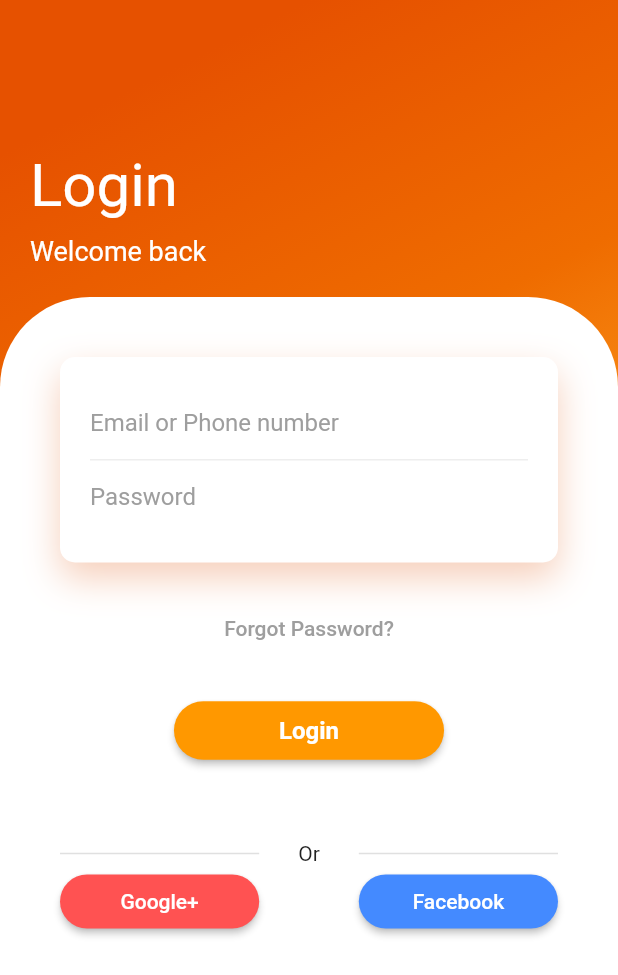
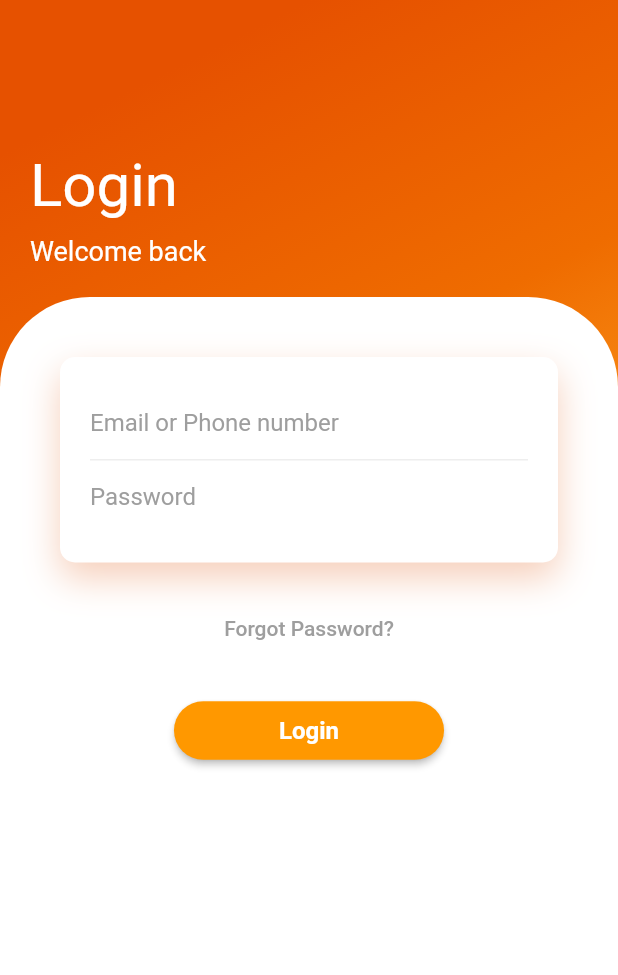
Before and after one commit to jorgepezzuol/flutter-login-page, a Flutter app: the screen it shows after launch, on a phone screen of 412 x 824 dp. Shown: the top 975 px of the screen. Run offline on Flutter 3.47's test engine with Material 2 defaults, Android fonts, the phone set to English and light mode, and no system bars.

Commit message:
cool login page

```diff
--- a/lib/main.dart
+++ b/lib/main.dart
@@ -1,31 +1,22 @@
 import 'package:flutter/material.dart';
 
-void main() => runApp(
-
-    MaterialApp(
+void main() => runApp(MaterialApp(
       debugShowCheckedModeBanner: false,
       home: HomePage(),
-    )
-);
+    ));
 
-
-class HomePage extends StatelessWidget{
-
+class HomePage extends StatelessWidget {
   @override
   Widget build(BuildContext context) {
-
     return Scaffold(
       body: Container(
         width: double.infinity,
         decoration: BoxDecoration(
-          gradient: LinearGradient(
-              begin: Alignment.topCenter,
-              colors: [
+          gradient: LinearGradient(begin: Alignment.topCenter, colors: [
             Colors.orange[900],
             Colors.orange[800],
             Colors.orange[400]
-              ]
-          ),
+          ]),
         ),
         child: Column(
           crossAxisAlignment: CrossAxisAlignment.start,
@@ -36,11 +27,13 @@ class HomePage extends StatelessWidget{
               child: Column(
                 crossAxisAlignment: CrossAxisAlignment.start,
                 children: <Widget>[
-                  Text("Login",
+                  Text(
+                    "Login",
                     style: TextStyle(color: Colors.white, fontSize: 40),
                   ),
                   SizedBox(height: 10),
-                  Text("Welcome back",
+                  Text(
+                    "Welcome back",
                     style: TextStyle(color: Colors.white, fontSize: 18),
                   )
                 ],
@@ -51,10 +44,10 @@ class HomePage extends StatelessWidget{
                   padding: EdgeInsets.all(20),
                   decoration: BoxDecoration(
                       color: Colors.white,
-                      borderRadius: BorderRadius.only(topLeft: Radius.circular(60), topRight: Radius.circular(60))
-                  ),
-                  child:
-                  SingleChildScrollView(
+                      borderRadius: BorderRadius.only(
+                          topLeft: Radius.circular(60),
+                          topRight: Radius.circular(60))),
+                  child: SingleChildScrollView(
                     child: Padding(
                       padding: EdgeInsets.all(20),
                       child: Column(
@@ -64,33 +57,34 @@ class HomePage extends StatelessWidget{
                             decoration: BoxDecoration(
                                 color: Colors.white,
                                 borderRadius: BorderRadius.circular(10),
-                                boxShadow: [BoxShadow(
+                                boxShadow: [
+                                  BoxShadow(
                                       color: Color.fromRGBO(225, 95, 27, .3),
                                       blurRadius: 20,
-                                    offset: Offset(0, 10)
-                                )]
-                            ),
+                                      offset: Offset(0, 10))
+                                ]),
                             child: Column(
                               children: <Widget>[
                                 Container(
                                   decoration: BoxDecoration(
-                                      border: Border(bottom: BorderSide(color: Colors.grey[200]))
-                                  ),
+                                      border: Border(
+                                          bottom: BorderSide(
+                                              color: Colors.grey[200]))),
                                   child: TextField(
                                     decoration: InputDecoration(
                                         hintText: "Email or Phone number",
-                                        hintStyle: TextStyle(color: Colors.grey),
-                                        border: InputBorder.none
-                                    ),
+                                        hintStyle:
+                                            TextStyle(color: Colors.grey),
+                                        border: InputBorder.none),
                                   ),
                                 ),
                                 Container(
                                   child: TextField(
                                     decoration: InputDecoration(
                                         hintText: "Password",
-                                        hintStyle: TextStyle(color: Colors.grey),
-                                        border: InputBorder.none
-                                    ),
+                                        hintStyle:
+                                            TextStyle(color: Colors.grey),
+                                        border: InputBorder.none),
                                   ),
                                 ),
                               ],
@@ -98,97 +92,92 @@ class HomePage extends StatelessWidget{
                           ),
                           SizedBox(height: 20),
                           FlatButton(
-                            onPressed: () {
-                            },
-                            child: Text("Forgot Password?",
-                              style: TextStyle(
-                                  color: Colors.grey
-                              ),
+                            onPressed: () {},
+                            child: Text(
+                              "Forgot Password?",
+                              style: TextStyle(color: Colors.grey),
                             ),
                           ),
                           SizedBox(height: 20),
                           RaisedButton(
-                            onPressed: () {
-
-                            },
+                              onPressed: () {},
                               shape: RoundedRectangleBorder(
-                              borderRadius: BorderRadius.circular(20)
-                            ),
+                                  borderRadius: BorderRadius.circular(20)),
                               color: Colors.orange,
                               child: Text(
                                 "Login",
-                              style: TextStyle(color: Colors.white, fontSize: 16, fontWeight: FontWeight.bold),
+                                style: TextStyle(
+                                    color: Colors.white,
+                                    fontSize: 16,
+                                    fontWeight: FontWeight.bold),
                               ),
-                            padding: EdgeInsets.only(left: 70, right: 70, top: 10, bottom: 10)
-                          ),
-                          SizedBox(height: 50),
-                          Row(
-                            children: <Widget>[
-                              Expanded(
-                                flex: 2,
-                                child: Container(
-                                  decoration: BoxDecoration(
-                                      border: Border(bottom: BorderSide(color: Colors.grey[300]))
-                                  ),
-                                ),
-                              ),
-                              Expanded(
-                                flex: 1,
-                                child: Center(
-                                  child: Text("Or"),
-                                )
-                              ),
-                              Expanded(
-                                flex: 2,
-                                child: Container(
-                                  decoration: BoxDecoration(
-                                      border: Border(bottom: BorderSide(color: Colors.grey[300]))
-                                  ),
-                                ),
-                              )
+                              padding: EdgeInsets.only(
+                                  left: 70, right: 70, top: 10, bottom: 10)),
+                          // SizedBox(height: 50),
+                          // Row(
+                          //   children: <Widget>[
+                          //     Expanded(
+                          //       flex: 2,
+                          //       child: Container(
+                          //         decoration: BoxDecoration(
+                          //             border: Border(
+                          //                 bottom: BorderSide(
+                          //                     color: Colors.grey[300]))),
+                          //       ),
+                          //     ),
+                              // Expanded(
+                              //     flex: 1,
+                              //     child: Center(
+                              //       child: Text("Or"),
+                              //     )),
+                              // Expanded(
+                              //   flex: 2,
+                              //   child: Container(
+                              //     decoration: BoxDecoration(
+                              //         border: Border(
+                              //             bottom: BorderSide(
+                              //                 color: Colors.grey[300]))),
+                              //   ),
+                              // )
                             ],
                           ),
-                          Row(
-                            children: <Widget>[
-                              Expanded(
-                                flex: 2,
-                                child: RaisedButton(
-                                  shape: RoundedRectangleBorder(
-                                    borderRadius: BorderRadius.circular(20)
+                          // Row(
+                          //   children: <Widget>[
+                          //     Expanded(
+                          //       flex: 2,
+                          //       child: RaisedButton(
+                          //         shape: RoundedRectangleBorder(
+                          //             borderRadius: BorderRadius.circular(20)),
+                          //         onPressed: () {},
+                          //         child: Text("Google+"),
+                          //         textColor: Colors.white,
+                          //         color: Colors.redAccent,
+                          //       ),
+                          //     ),
+                          //     Expanded(
+                          //       flex: 1,
+                          //       child: SizedBox(width: 5),
+                          //     ),
+                          //     Expanded(
+                          //       flex: 2,
+                          //       child: RaisedButton(
+                          //         shape: RoundedRectangleBorder(
+                          //             borderRadius: BorderRadius.circular(20)),
+                          //         child: Text("Facebook"),
+                          //         color: Colors.blueAccent,
+                          //         textColor: Colors.white,
+                          //         onPressed: () {},
+                          //       ),
+                          //     ),
+                          //   ],
+                          // ),
+                          // Row(
+                          //   children: <Widget>[],
+                          // )
+                      //   ],
+                      // ),
                     ),
-                                  onPressed: () {
-                                  },
-                                  child: Text("Google+"),
-                                  textColor: Colors.white,
-                                  color: Colors.redAccent,
-
-                                ),
-                              ),
-                              Expanded(
-                                flex: 1,
-                                child: SizedBox(width: 5),
-                              ),
-                              Expanded(
-                                flex: 2,
-                                child: RaisedButton(
-                                  shape: RoundedRectangleBorder(
-                                    borderRadius: BorderRadius.circular(20)
-                                  ),
-                                  child: Text("Facebook"),
-                                  color: Colors.blueAccent,
-                                  textColor: Colors.white,
-                                  onPressed: () {
-                                  },
-                                ),
-                              ),
-                            ],
-                          )
-
-                        ],
-                      ),
-                    ),
-                  )
-              ),
+                  )),
             )
           ],
         ),
```
Also changed, not shown: docs/screenshot.png (added), 1 other file. Lines whose indentation alone changed are shown as unchanged.
